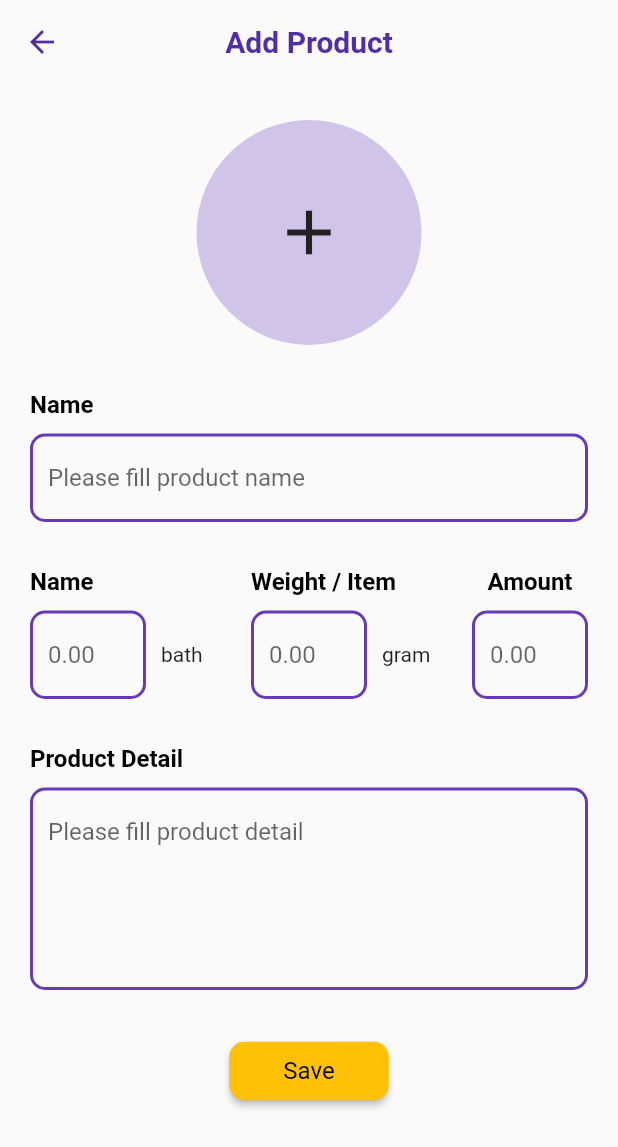
After one commit to ktlyee/Stock-Management-App, a Flutter app: the screen it shows after launch, item 2 of the bottom bar chosen, after a tap on the "add" icon, on a phone screen of 412 x 824 dp. The commit adds this screen. Shown: the top 1147 px of the screen. Run offline on Flutter 3.47's test engine with Material 2 defaults, Android fonts, the phone set to English and light mode, and no system bars; our stand-ins replace cloud_firestore, firebase_core, syncfusion_flutter_charts, syncfusion_flutter_datagrid; missing offline and left inert: ml_algo, ml_dataframe, syncfusion_flutter_core; accounts and stored records are empty.

Commit message:
Add add_product page

```diff
--- /dev/null
+++ b/lib/add_product.dart
@@ -0,0 +1,161 @@
+import 'package:csc344_project/style/color.dart';
+import 'package:csc344_project/style/font_style.dart';
+import 'package:csc344_project/widgets/appbar.dart';
+import 'package:csc344_project/widgets/button_widget.dart';
+import 'package:csc344_project/widgets/textfield.dart';
+import 'package:flutter/material.dart';
+
+class AddProductPage extends StatefulWidget {
+  const AddProductPage({Key? key}) : super(key: key);
+
+  @override
+  _AddProductPageState createState() => _AddProductPageState();
+}
+
+class _AddProductPageState extends State<AddProductPage> {
+
+  @override
+  Widget build(BuildContext context) {
+    double shortTextFieldWidth = MediaQuery.of(context).size.width / 3;
+    return Scaffold(
+      appBar: MainAppBar(
+        appBarText: 'Add Product',
+      ),
+      body: SingleChildScrollView(
+        child: Container(
+          padding: EdgeInsets.symmetric(vertical: 20, horizontal: 20),
+          child: Column(
+            children: [
+              Center(
+                child: Container(
+                  height: 150,
+                  width: 150,
+                  decoration: BoxDecoration(
+                    shape: BoxShape.circle,
+                    color: CollectionsColors.lightPurple,
+                  ),
+                  child: Center(
+                    child: Icon(
+                      Icons.add,
+                      color: CollectionsColors.black,
+                      size: 50,
+                    ),
+                  ),
+                ),
+              ),
+              Container(
+                margin: EdgeInsets.only(top: 30),
+                child: buildTextField('Name', 'Please fill product name', false),
+              ),
+              Container(
+                margin: EdgeInsets.only(top: 30),
+                child: Row(
+                  mainAxisAlignment: MainAxisAlignment.spaceBetween,
+                  mainAxisSize: MainAxisSize.min,
+                  children: [
+                    Expanded(
+                      child: buildShortTextField('Name', '0.00',shortTextFieldWidth, 'bath'),
+                    ),
+                    Expanded(
+                      child: buildShortTextField('Weight / Item', '0.00',shortTextFieldWidth, 'gram'),
+                    ),
+                    Container(
+                      child: buildShortTextField('Amount', '0.00',shortTextFieldWidth,null),
+                    ),
+                  ],
+                ),
+              ),
+              Container(
+                margin: EdgeInsets.only(top: 30),
+                child: buildTextField('Product Detail', 'Please fill product detail', true),
+              ),
+              Container(
+                margin: EdgeInsets.only(top: 30),
+                child: BuildButton(
+                  onPressed: () {},
+                  text: 'Save',
+                ),
+              ),
+            ],
+          ),
+        ),
+      ),
+    );
+  }
+
+  TextEditingController? controller;
+  String value = '';
+
+  Widget buildTextField(String title, String hintText, bool isBigBox) {
+    return Column(
+      children: [
+        Container(
+          alignment: Alignment.topLeft,
+          child: Text(
+            title,
+            style: FontCollection.bodyBlackBoldTextStyle,
+          ),
+        ),
+        isBigBox ?
+        Container(
+          width: MediaQuery.of(context).size.width,
+          padding: EdgeInsets.only(top: 10),
+          child: BuildTextField(
+            hintText: hintText,
+            validator: (value) {},
+            onSaved: (value) {},
+            initialValue: '',
+            maxLine: 5,
+          ),
+        ) :
+        Container(
+          width: MediaQuery.of(context).size.width,
+          padding: EdgeInsets.only(top: 10),
+          child: BuildPlainTextField(
+            // textEditingController: controller!,
+            hintText: hintText,
+            validator: (value) {},
+            onSaved: (value) {},
+            initialValue: '',
+          ),
+        ),
+      ],
+    );
+  }
+
+  Widget buildShortTextField(String title, String hintText, double width, String? unit) {
+    return Column(
+      children: [
+        Container(
+          alignment: Alignment.topLeft,
+          child: Text(
+            title,
+            style: FontCollection.bodyBlackBoldTextStyle,
+          ),
+        ),
+        Container(
+          padding: EdgeInsets.only(top: 10),
+          child: Row(
+            children: [
+              Container(
+                width: width - 60,
+                child: BuildPlainTextField(
+                  // textEditingController: controller!,
+                  hintText: hintText,
+                  validator: (value) {},
+                  onSaved: (value) {},
+                  initialValue: '',
+                  textInputType: TextInputType.number,
+                ),
+              ),
+              unit == null ? SizedBox.shrink() : Container(
+                padding: EdgeInsets.only(left: 10),
+                child: Text(unit),
+              ),
+            ],
+          ),
+        ),
+      ],
+    );
+  }
+}
--- a/lib/home_page.dart
+++ b/lib/home_page.dart
@@ -42,15 +42,32 @@ class _HomePageState extends State<HomePage> {
                 margin: EdgeInsets.fromLTRB(5, 0, 0, 20),
                 alignment: Alignment.topLeft,
                 child: Text(
+                  'Income',
+                  style: FontCollection.bodyBoldPurpleTextStyle,
+                ),
+              ),
+              buildToggleButton(isSelected),
+              Container(
+                padding: EdgeInsets.fromLTRB(10, 20, 10, 20),
+                decoration: BoxDecoration(
+                  borderRadius: BorderRadius.circular(20),
+                  color: CollectionsColors.purple,
+                ),
+                child: LineChart(),
+              ),
+              Container(
+                margin: EdgeInsets.fromLTRB(5, 20, 0, 20),
+                alignment: Alignment.topLeft,
+                child: Text(
                   'Sales',
                   style: FontCollection.bodyBoldPurpleTextStyle,
                 ),
               ),
-              buildToggleButton(),
+              buildToggleButton(isSelected2),
               buildCard(
                 Icons.info,
                 'See more detail',
-                () {
+                    () {
                   Navigator.of(context).push(
                     MaterialPageRoute(
                       builder: (context) => SalesPage(),
@@ -62,15 +79,6 @@ class _HomePageState extends State<HomePage> {
                   child: LineChart(),
                 ),
               ),
-              Container(
-                margin: EdgeInsets.fromLTRB(5, 60, 0, 20),
-                alignment: Alignment.topLeft,
-                child: Text(
-                  'Income',
-                  style: FontCollection.bodyBoldPurpleTextStyle,
-                ),
-              ),
-              buildToggleButton(),
             ],
           ),
         ),
@@ -191,9 +199,10 @@ class _HomePageState extends State<HomePage> {
     );
   }
 
-  List<bool> isSelected = [false, false, false];
+  List<bool> isSelected = [true, false, false];
+  List<bool> isSelected2 = [true, false, false];
 
-  Widget buildToggleButton() {
+  Widget buildToggleButton(List<bool> isSelected) {
     return Container(
       width: MediaQuery.of(context).size.width,
       decoration: BoxDecoration(
--- a/lib/inventory_detail_page.dart
+++ b/lib/inventory_detail_page.dart
@@ -169,7 +169,7 @@ class _InventoryDetailPageState extends State<InventoryDetailPage> {
               Container(
                 padding: EdgeInsets.only(right: 10),
                 child: Text(
-                  '20',
+                  '98',
                   style: FontCollection.bodyBoldPurpleTextStyle,
                 ),
               ),
--- a/lib/inventory_page.dart
+++ b/lib/inventory_page.dart
@@ -1,3 +1,4 @@
+import 'package:csc344_project/add_product.dart';
 import 'package:csc344_project/inventory_detail_page.dart';
 import 'package:csc344_project/notifier/product_notifier.dart';
 import 'package:csc344_project/service/database.dart';
@@ -38,6 +39,22 @@ class _InventoryPageState extends State<InventoryPage> {
             ],
           ),
         ),
+      ),
+      floatingActionButton: Container(
+        margin: EdgeInsets.only(bottom: 50),
+        child: FloatingActionButton(
+            onPressed: () {
+              Navigator.of(context).push(
+                MaterialPageRoute(
+                  builder: (context) => AddProductPage(),
+                ),
+              );
+            },
+            backgroundColor: CollectionsColors.yellow,
+            child: Icon(
+              Icons.add,
+              color: Colors.black,
+            )),
       ),
     );
   }
--- a/lib/sale_page.dart
+++ b/lib/sale_page.dart
@@ -63,6 +63,7 @@ class _SalesPageState extends State<SalesPage> {
                 child: BuildButton(
                   onPressed: () {},
                   text: 'See sales history',
+                  width: MediaQuery.of(context).size.width,
                 ),
               ),
             ],
--- a/lib/widgets/button_widget.dart
+++ b/lib/widgets/button_widget.dart
@@ -3,16 +3,17 @@ import 'package:csc344_project/style/font_style.dart';
 import 'package:flutter/material.dart';
 
 class BuildButton extends StatelessWidget {
-  BuildButton({Key? key, required this.onPressed, required this.text})
+  BuildButton({Key? key, required this.onPressed, required this.text, this.width})
       : super(key: key);
 
   final VoidCallback onPressed;
   final String text;
+  final double? width;
 
   @override
   Widget build(BuildContext context) {
     return Container(
-      width: MediaQuery.of(context).size.width,
+      width: width != null ? MediaQuery.of(context).size.width : width,
       child: ElevatedButton(
         onPressed: () {},
         style: ElevatedButton.styleFrom(
--- /dev/null
+++ b/lib/widgets/textfield.dart
@@ -0,0 +1,124 @@
+import 'package:csc344_project/style/color.dart';
+import 'package:flutter/material.dart';
+
+class BuildPlainTextField extends StatefulWidget {
+  BuildPlainTextField({
+    Key? key,
+    // required this.textEditingController,
+    required this.hintText,
+    this.initialValue,
+    required this.validator,
+    required this.onSaved,
+    this.textInputType,
+  }) : super(key: key);
+
+  // final TextEditingController textEditingController;
+  final String hintText;
+  final String? initialValue;
+  final String? Function(String?) validator;
+  final String? Function(String?) onSaved;
+  final TextInputType? textInputType;
+
+  @override
+  _BuildPlainTextFieldState createState() => _BuildPlainTextFieldState();
+}
+
+class _BuildPlainTextFieldState extends State<BuildPlainTextField> {
+  @override
+  Widget build(BuildContext context) {
+    return TextFormField(
+      // controller: widget.textEditingController,
+      initialValue: widget.initialValue,
+      decoration: InputDecoration(
+        hintText: widget.hintText,
+        border: OutlineInputBorder(
+          borderRadius: BorderRadius.circular(10),
+          borderSide: BorderSide(
+            color: CollectionsColors.purple,
+          ),
+        ),
+        focusedBorder: OutlineInputBorder(
+          borderRadius: BorderRadius.circular(10),
+          borderSide: BorderSide(color: CollectionsColors.purple, width: 2.0),
+        ),
+        enabledBorder: OutlineInputBorder(
+          borderRadius: BorderRadius.circular(10),
+          borderSide: BorderSide(color: CollectionsColors.purple, width: 2.0),
+        ),
+      ),
+      keyboardType: widget.textInputType,
+      validator: widget.validator,
+      onSaved: widget.onSaved,
+    );
+  }
+}
+
+class BuildTextField extends StatefulWidget {
+  BuildTextField({
+    Key? key,
+    this.labelText,
+    this.textEditingController,
+    required this.hintText,
+    this.errorText,
+    required this.validator,
+    this.textInputType,
+    this.obscureText = false,
+    this.maxLength,
+    this.maxLine,
+    this.onSaved,
+    this.initialValue,
+  }) : super(key: key);
+
+  final String? labelText;
+  final TextEditingController? textEditingController;
+  final String hintText;
+  final String? errorText;
+  final String? Function(String?) validator;
+  final TextInputType? textInputType;
+  final bool? obscureText;
+  final int? maxLength;
+  final int? maxLine;
+  final String? Function(String?)? onSaved;
+  final String? initialValue;
+
+  @override
+  _BuildTextFieldState createState() => _BuildTextFieldState();
+}
+
+class _BuildTextFieldState extends State<BuildTextField> {
+  @override
+  Widget build(BuildContext context) {
+    return TextFormField(
+      decoration: InputDecoration(
+        labelText: widget.labelText,
+        errorText: widget.errorText,
+        hintText: widget.hintText,
+        border: OutlineInputBorder(
+          borderRadius: BorderRadius.circular(10),
+          borderSide: BorderSide(
+            color: CollectionsColors.purple,
+          ),
+        ),
+        focusedBorder: OutlineInputBorder(
+          borderRadius: BorderRadius.circular(10),
+          borderSide: BorderSide(color: CollectionsColors.purple, width: 2.0),
+        ),
+        errorBorder: OutlineInputBorder(
+          borderRadius: BorderRadius.circular(10),
+          borderSide: BorderSide(color: Colors.red, width: 2.0),
+        ),
+        enabledBorder: OutlineInputBorder(
+          borderRadius: BorderRadius.circular(10),
+          borderSide: BorderSide(color: CollectionsColors.purple, width: 2.0),
+        ),
+      ),
+      initialValue: widget.initialValue,
+      keyboardType: widget.textInputType,
+      validator: widget.validator,
+      obscureText: widget.obscureText!,
+      onSaved: widget.onSaved!,
+      maxLength: widget.maxLength,
+      maxLines: widget.maxLine,
+    );
+  }
+}
```
Also changed, not shown: pubspec.lock.
